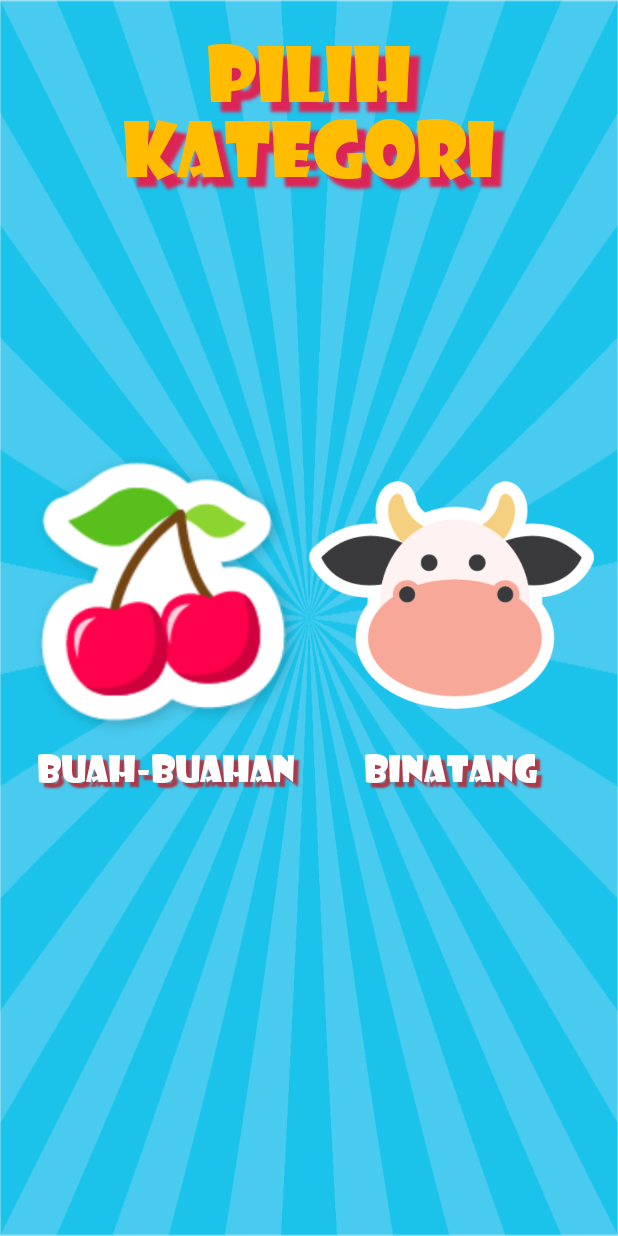
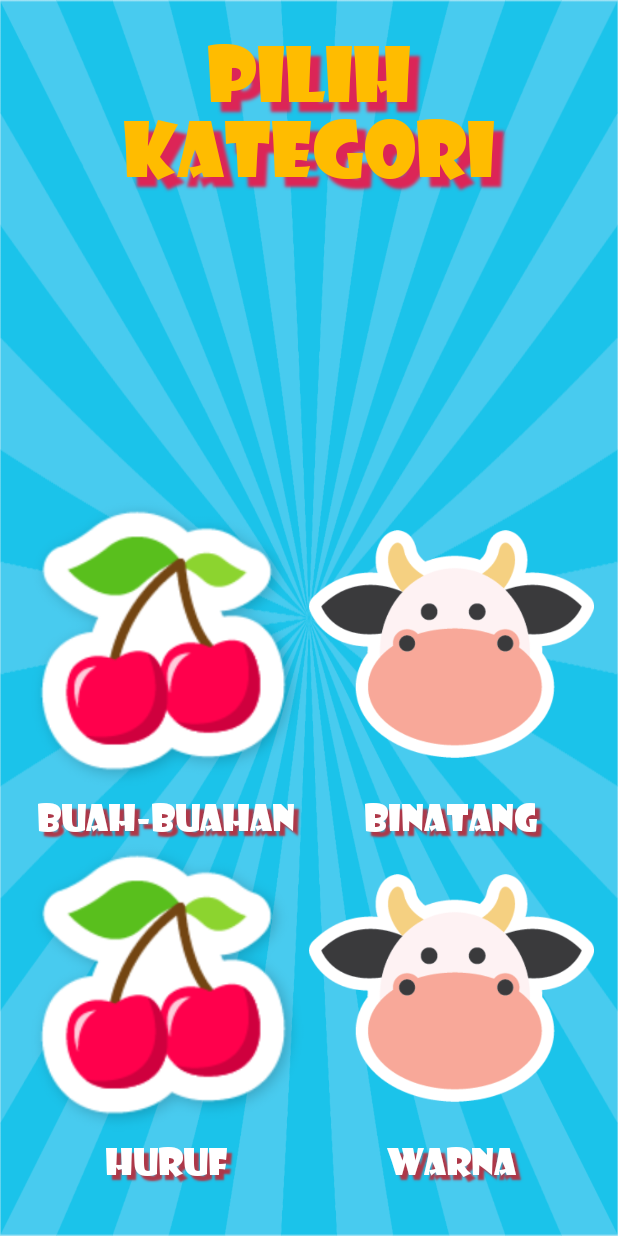
Before and after one commit to Aldinoharyop/GuessWhat-AdekLita, an Android app: the CategoryActivity screen opened directly, with no data from a screen before it, on a phone screen of 412 x 824 dp. Run offline under Robolectric (Android 15) with nearby library versions, the phone set to English and light mode, and no system bars.

Commit message:
add belajar button belajar huruf, warna

```diff
--- a/GuessWhat/build.gradle
+++ b/GuessWhat/build.gradle
@@ -7,7 +7,7 @@ buildscript {
         jcenter()
     }
     dependencies {
-        classpath 'com.android.tools.build:gradle:3.0.1'
+        classpath 'com.android.tools.build:gradle:3.1.4'
 
 
         // NOTE: Do not place your application dependencies here; they belong
--- a/app/build.gradle
+++ b/app/build.gradle
@@ -4,7 +4,7 @@ android {
     compileSdkVersion 26
     defaultConfig {
         applicationId "com.trydev.games.guesswhat"
-        minSdkVersion 24
+        minSdkVersion 21
         targetSdkVersion 26
         versionCode 1
         versionName "1.0"
--- a/app/src/main/java/com/trydev/games/guesswhat/CategoryActivity.java
+++ b/app/src/main/java/com/trydev/games/guesswhat/CategoryActivity.java
@@ -16,7 +16,7 @@ import static com.trydev.games.guesswhat.MainActivity.seek;
 
 public class CategoryActivity extends AppCompatActivity implements View.OnClickListener{
 
-    ImageButton fruit, animal;
+    ImageButton fruit, animal, fruit2, animal2;
     MediaPlayer mediaPlayer;
 
     @Override
@@ -26,6 +26,8 @@ public class CategoryActivity extends AppCompatActivity implements View.OnClickL
 
         fruit = (ImageButton) findViewById(R.id.fruit);
         animal = (ImageButton) findViewById(R.id.animal);
+        fruit2 = (ImageButton) findViewById(R.id.fruit2);
+        animal2 = (ImageButton) findViewById(R.id.animal2);
 
         mediaPlayer = MediaPlayer.create(this, R.raw.bgm);
         mediaPlayer.setLooping(true);
--- a/app/src/main/res/layout/activity_category.xml
+++ b/app/src/main/res/layout/activity_category.xml
@@ -19,61 +19,143 @@
         android:shadowDx="10"
         android:layout_width="match_parent"
         android:layout_height="wrap_content" />
+
     <LinearLayout
-        android:orientation="horizontal"
-        android:layout_centerInParent="true"
-        android:layout_width="match_parent"
-        android:layout_height="wrap_content">
+        android:layout_width="wrap_content"
+        android:layout_height="wrap_content"
+        android:layout_alignParentBottom="true"
+        android:layout_centerHorizontal="true"
+        android:layout_marginBottom="19dp"
+        android:orientation="vertical">
+
         <LinearLayout
-            android:orientation="vertical"
-            android:layout_weight="1"
+            android:id="@+id/layoutAtas"
             android:layout_width="match_parent"
-            android:layout_height="wrap_content">
-            <ImageButton
-                android:id="@+id/fruit"
-                android:src="@drawable/cherry_correct"
-                android:scaleType="fitCenter"
-                android:background="@android:color/transparent"
-                android:adjustViewBounds="true"
+            android:layout_height="wrap_content"
+            android:layout_centerInParent="true"
+            android:orientation="horizontal">
+
+            <LinearLayout
                 android:layout_width="match_parent"
-                android:layout_height="match_parent" />
-            <TextView
-                android:textSize="24sp"
-                android:textAlignment="center"
-                android:textColor="@android:color/white"
-                android:shadowRadius="1"
-                android:shadowDx="5"
-                android:shadowDy="5"
-                android:shadowColor="@color/shadow_color"
-                android:text="@string/fruits"
+                android:layout_height="wrap_content"
+                android:layout_weight="1"
+                android:orientation="vertical">
+
+                <ImageButton
+                    android:id="@+id/fruit"
+                    android:layout_width="match_parent"
+                    android:layout_height="match_parent"
+                    android:adjustViewBounds="true"
+                    android:background="@android:color/transparent"
+                    android:scaleType="fitCenter"
+                    android:src="@drawable/cherry_correct" />
+
+                <TextView
+                    android:layout_width="match_parent"
+                    android:layout_height="wrap_content"
+                    android:shadowColor="@color/shadow_color"
+                    android:shadowDx="5"
+                    android:shadowDy="5"
+                    android:shadowRadius="1"
+                    android:text="@string/fruits"
+                    android:textAlignment="center"
+                    android:textColor="@android:color/white"
+                    android:textSize="24sp" />
+            </LinearLayout>
+
+            <LinearLayout
                 android:layout_width="match_parent"
-                android:layout_height="wrap_content" />
+                android:layout_height="match_parent"
+                android:layout_weight="1"
+                android:orientation="vertical">
+
+                <ImageButton
+                    android:id="@+id/animal"
+                    android:layout_width="match_parent"
+                    android:layout_height="match_parent"
+                    android:layout_weight="1"
+                    android:adjustViewBounds="true"
+                    android:background="@android:color/transparent"
+                    android:scaleType="fitCenter"
+                    android:src="@drawable/cow" />
+
+                <TextView
+                    android:layout_width="match_parent"
+                    android:layout_height="wrap_content"
+                    android:shadowColor="@color/shadow_color"
+                    android:shadowDx="5"
+                    android:shadowDy="5"
+                    android:shadowRadius="1"
+                    android:text="@string/animal"
+                    android:textAlignment="center"
+                    android:textColor="@android:color/white"
+                    android:textSize="24sp" />
+            </LinearLayout>
         </LinearLayout>
+
         <LinearLayout
-            android:orientation="vertical"
-            android:layout_weight="1"
             android:layout_width="match_parent"
-            android:layout_height="match_parent">
-            <ImageButton
-                android:id="@+id/animal"
-                android:src="@drawable/cow"
-                android:scaleType="fitCenter"
-                android:background="@android:color/transparent"
-                android:adjustViewBounds="true"
+            android:layout_height="wrap_content"
+            android:layout_below="@id/layoutAtas"
+            android:layout_centerInParent="true"
+            android:orientation="horizontal">
+
+            <LinearLayout
+                android:layout_width="match_parent"
+                android:layout_height="wrap_content"
                 android:layout_weight="1"
+                android:orientation="vertical">
+
+                <ImageButton
+                    android:id="@+id/fruit2"
+                    android:layout_width="match_parent"
+                    android:layout_height="match_parent"
+                    android:adjustViewBounds="true"
+                    android:background="@android:color/transparent"
+                    android:scaleType="fitCenter"
+                    android:src="@drawable/cherry_correct" />
+
+                <TextView
+                    android:layout_width="match_parent"
+                    android:layout_height="wrap_content"
+                    android:shadowColor="@color/shadow_color"
+                    android:shadowDx="5"
+                    android:shadowDy="5"
+                    android:shadowRadius="1"
+                    android:text="Huruf"
+                    android:textAlignment="center"
+                    android:textColor="@android:color/white"
+                    android:textSize="24sp" />
+            </LinearLayout>
+
+            <LinearLayout
                 android:layout_width="match_parent"
-                android:layout_height="match_parent" />
-            <TextView
-                android:textSize="24sp"
-                android:textAlignment="center"
-                android:text="@string/animal"
-                android:shadowColor="@color/shadow_color"
-                android:shadowDy="5"
-                android:shadowDx="5"
-                android:shadowRadius="1"
-                android:textColor="@android:color/white"
-                android:layout_width="match_parent"
-                android:layout_height="wrap_content" />
+                android:layout_height="match_parent"
+                android:layout_weight="1"
+                android:orientation="vertical">
+
+                <ImageButton
+                    android:id="@+id/animal2"
+                    android:layout_width="match_parent"
+                    android:layout_height="match_parent"
+                    android:layout_weight="1"
+                    android:adjustViewBounds="true"
+                    android:background="@android:color/transparent"
+                    android:scaleType="fitCenter"
+                    android:src="@drawable/cow" />
+
+                <TextView
+                    android:layout_width="match_parent"
+                    android:layout_height="wrap_content"
+                    android:shadowColor="@color/shadow_color"
+                    android:shadowDx="5"
+                    android:shadowDy="5"
+                    android:shadowRadius="1"
+                    android:text="warna"
+                    android:textAlignment="center"
+                    android:textColor="@android:color/white"
+                    android:textSize="24sp" />
+            </LinearLayout>
         </LinearLayout>
     </LinearLayout>
 
--- a/app/src/main/res/values/strings.xml
+++ b/app/src/main/res/values/strings.xml
@@ -1,5 +1,5 @@
 <resources xmlns:xliff="urn:oasis:names:tc:xliff:document:1.2">
-    <string name="app_name">Guess What</string>
+    <string name="app_name">Adek Lita</string>
     <string name="category_title">Pilih Kategori</string>
     <string name="fruits">Buah-buahan</string>
     <string name="animal">Binatang</string>
--- a/build.gradle
+++ b/build.gradle
@@ -7,7 +7,7 @@ buildscript {
         jcenter()
     }
     dependencies {
-        classpath 'com.android.tools.build:gradle:3.0.1'
+        classpath 'com.android.tools.build:gradle:3.1.4'
 
 
         // NOTE: Do not place your application dependencies here; they belong
```
Also changed, not shown: gradle/wrapper/gradle-wrapper.properties.
